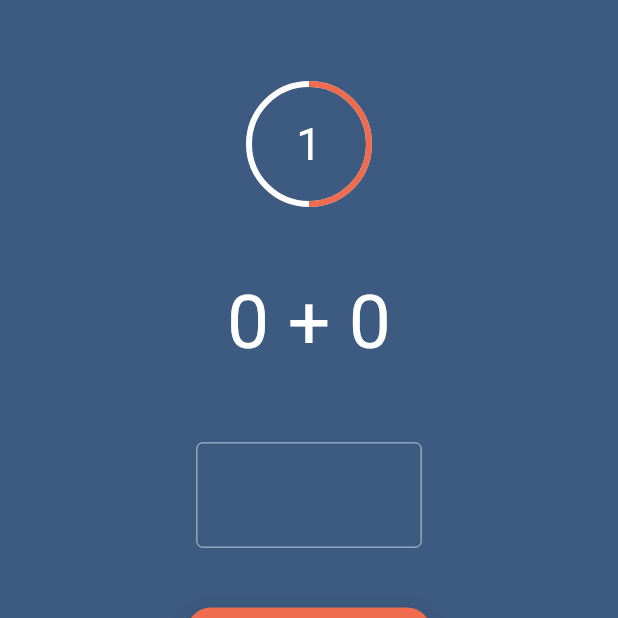
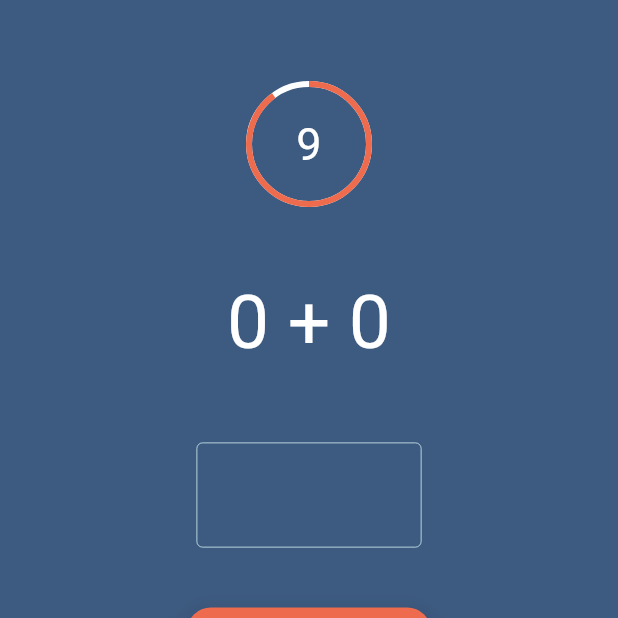
Before and after one commit to carvalho28/explode, a Flutter app: the screen it shows after launch, after a tap on "Start", on a phone screen of 412 x 824 dp, the top half of it. Run offline on Flutter 3.47's test engine with Material 2 defaults, Android fonts, the phone set to English and light mode, and no system bars; our stand-ins replace share_plus, sqflite; accounts and stored records are empty.

```diff
--- /dev/null
+++ b/lib/utilities/game_engine_multiplayer.dart
@@ -0,0 +1,296 @@
+import 'dart:math';
+
+import 'package:explode/constants/general.dart';
+import 'package:explode/utilities/verification_icon.dart';
+import 'package:flutter/material.dart';
+
+class PairExpRes {
+  String s;
+  int x;
+
+  PairExpRes(this.s, this.x);
+}
+
+// widget to present random equations to the user and check if the answer is correct
+class ExpressionGeneratorMultiplayer extends StatefulWidget {
+  const ExpressionGeneratorMultiplayer({
+    super.key,
+    required this.operators,
+    required this.difficulty,
+    required this.skipEnabled,
+    required this.onEndCorrect,
+  });
+
+  final List<String> operators;
+  final String difficulty;
+  final bool skipEnabled;
+  final Function onEndCorrect;
+
+  @override
+  State<ExpressionGeneratorMultiplayer> createState() =>
+      _ExpressionGeneratorMultiplayerState();
+}
+
+class _ExpressionGeneratorMultiplayerState
+    extends State<ExpressionGeneratorMultiplayer> {
+  // variables from the Game class
+  late List<String> operators = widget.operators;
+  late String difficulty = widget.difficulty;
+  late bool skipEnabled = widget.skipEnabled;
+
+  // generate random numbers
+  final Random number1 = Random();
+  final Random number2 = Random();
+  // generate random operators
+  final Random operator = Random();
+  late final TextEditingController _answer = TextEditingController();
+
+  @override
+  void initState() {
+    super.initState();
+  }
+
+  @override
+  void dispose() {
+    _answer.dispose();
+    super.dispose();
+  }
+
+  // funtion to generate a random equation based on the difficulty and operators
+  PairExpRes generateEquation() {
+    String equation = '';
+    int result = 0;
+    switch (difficulty) {
+      case '1':
+        {
+          final int num1 = number1.nextInt(10);
+          final int num2 = number2.nextInt(10);
+          final int op = operator.nextInt(operators.length);
+          equation = '$num1 ${operators[op]} $num2';
+          result = calculateResult(num1, num2, operators[op]);
+        }
+        break;
+      case '2':
+        {
+          final int num1 = number1.nextInt(100);
+          final int num2 = number2.nextInt(100);
+          final int op = operator.nextInt(operators.length);
+          equation = '$num1 ${operators[op]} $num2';
+          result = calculateResult(num1, num2, operators[op]);
+        }
+        break;
+      case '3':
+        {
+          final int num1 = number1.nextInt(1000);
+          final int num2 = number2.nextInt(1000);
+          final int op = operator.nextInt(operators.length);
+          equation = '$num1 ${operators[op]} $num2';
+          result = calculateResult(num1, num2, operators[op]);
+        }
+        break;
+      case '4':
+        {
+          final int num1 = number1.nextInt(10000);
+          final int num2 = number2.nextInt(10000);
+          final int op = operator.nextInt(operators.length);
+          equation = '$num1 ${operators[op]} $num2';
+          result = calculateResult(num1, num2, operators[op]);
+        }
+        break;
+    }
+    return PairExpRes(equation, result);
+  }
+
+  // function to calculate the result of the equation
+  int calculateResult(int num1, int num2, String op) {
+    int result = 0;
+    switch (op) {
+      case '+':
+        result = num1 + num2;
+        break;
+      case '-':
+        result = num1 - num2;
+        break;
+      case '*':
+        result = num1 * num2;
+        break;
+      case '/':
+        if (num2 == 0) {
+          return calculateResult(num1, number2.nextInt(100), op);
+        }
+        result = num1 ~/ num2;
+        break;
+    }
+    return result;
+  }
+
+  // function to check if the answer is correct
+  bool checkAnswer(String answer, int result) {
+    if (int.parse(answer) == result) {
+      return true;
+    } else {
+      return false;
+    }
+  }
+
+  @override
+  Widget build(BuildContext context) {
+    PairExpRes pairEquation = generateEquation();
+    String equation = pairEquation.s;
+    String result = pairEquation.x.toString();
+
+    // print('refreshing game_engine.dart');
+
+    return Center(
+      child: Column(
+        children: [
+          Text(
+            equation,
+            style: const TextStyle(
+              color: Colors.white,
+              fontSize: 50,
+              fontFamily: fontBody,
+            ),
+          ),
+          const SizedBox(
+            height: 50,
+          ),
+          SizedBox(
+            width: 150,
+            height: 70,
+            child: TextField(
+              controller: _answer,
+              // keyboard to allow numbers and negative sign and prevent the user from enterging other characters
+              keyboardType: const TextInputType.numberWithOptions(
+                signed: true,
+                decimal: false,
+              ),
+              autocorrect: false,
+              textAlign: TextAlign.center,
+              // autofocus: true,
+              style: const TextStyle(
+                color: Colors.white,
+                fontSize: 30,
+                fontFamily: fontBody,
+              ),
+              decoration: const InputDecoration(
+                enabledBorder: OutlineInputBorder(
+                  borderSide: BorderSide(
+                    color: quaternaryColor,
+                    // transparent border
+                    width: 0.5,
+                  ),
+                  // border transparency
+                  // borderRadius: BorderRadius.all(Radius.circular(10)),
+                ),
+                // keep border on focus
+                focusedBorder: OutlineInputBorder(
+                  borderSide: BorderSide(color: quaternaryColor),
+                ),
+                // hintText: '?',
+                hintStyle: TextStyle(
+                  color: Colors.white,
+                  fontSize: 25,
+                  fontFamily: fontBody,
+                  // center the hint text
+                ),
+              ),
+            ),
+          ),
+          const SizedBox(
+            height: 40,
+          ),
+          ElevatedButton(
+            style: ElevatedButton.styleFrom(
+              backgroundColor: secondaryColor,
+              foregroundColor: Colors.white,
+              shape: RoundedRectangleBorder(
+                borderRadius: BorderRadius.circular(16.0),
+              ),
+              // button padding
+              padding: const EdgeInsets.symmetric(
+                horizontal: 40,
+                vertical: 10,
+              ),
+              elevation: 15,
+            ),
+            onPressed: () {
+              if (_answer.text.isNotEmpty &&
+                  RegExp(r'^-?[0-9]+$').hasMatch(_answer.text)) {
+                if (checkAnswer(result, int.parse(_answer.text))) {
+                  _answer.clear();
+                  Navigator.of(context).push(
+                    PageRouteBuilder(
+                      opaque: false,
+                      pageBuilder: (BuildContext context, _, __) {
+                        return const VerificationIcon(
+                          correct: true,
+                        );
+                      },
+                    ),
+                  );
+                  const VerificationIcon(correct: true);
+                  widget.onEndCorrect();
+                } else {
+                  _answer.clear();
+                  Navigator.of(context).push(
+                    PageRouteBuilder(
+                      opaque: false,
+                      pageBuilder: (BuildContext context, _, __) {
+                        return const VerificationIcon(
+                          correct: false,
+                        );
+                      },
+                    ),
+                  );
+                }
+              }
+            },
+            child: const Text(
+              'Check',
+              style: TextStyle(
+                color: Colors.white,
+                fontSize: 30,
+                fontFamily: fontBody,
+              ),
+            ),
+          ),
+          const SizedBox(
+            height: 10,
+          ),
+          // if skipEnabled is true, show the skip button else show an empty container
+          if (skipEnabled)
+            ElevatedButton(
+              style: ElevatedButton.styleFrom(
+                backgroundColor: tertiaryColor,
+                foregroundColor: Colors.white,
+                shape: RoundedRectangleBorder(
+                  borderRadius: BorderRadius.circular(16.0),
+                ),
+                // button padding
+                padding: const EdgeInsets.symmetric(
+                  horizontal: 40,
+                  vertical: 10,
+                ),
+                // add shadow to the button
+                elevation: 15,
+              ),
+              onPressed: () {
+                _answer.clear();
+                setState(() {});
+              },
+              child: const Text(
+                'Skip',
+                style: TextStyle(
+                  color: Colors.white,
+                  fontSize: 30,
+                  fontFamily: fontBody,
+                ),
+              ),
+            ),
+          if (!skipEnabled) const SizedBox.shrink(),
+        ],
+      ),
+    );
+  }
+}
--- a/lib/utilities/levels.dart
+++ b/lib/utilities/levels.dart
@@ -1,3 +1,4 @@
+import 'package:explode/utilities/game_engine_multiplayer.dart';
 import 'package:explode/views/game.dart';
 import 'package:flutter/src/widgets/container.dart';
 import 'package:flutter/src/widgets/framework.dart';
@@ -5,9 +6,14 @@ import 'package:flutter/src/widgets/framework.dart';
 import 'game_engine.dart';
 
 class Levels extends StatefulWidget {
-  const Levels({super.key, required this.level});
+  const Levels({
+    super.key,
+    required this.level,
+    required this.correct,
+  });
 
   final int level;
+  final Function correct;
 
   @override
   State<Levels> createState() => _LevelsState();
@@ -25,28 +31,40 @@ class _LevelsState extends State<Levels> {
   @override
   Widget build(BuildContext context) {
     if (_level == 1) {
-      return const ExpressionGenerator(
+      return ExpressionGeneratorMultiplayer(
         operators: ['+', '-'],
         difficulty: '1',
         skipEnabled: false,
+        onEndCorrect: () {
+          widget.correct();
+        },
       );
     } else if (_level == 2) {
-      return const ExpressionGenerator(
-        operators: ['+', '-', 'x'],
+      return ExpressionGeneratorMultiplayer(
+        operators: const ['+', '-', 'x'],
         difficulty: '2',
         skipEnabled: false,
+        onEndCorrect: () {
+          widget.correct();
+        },
       );
     } else if (_level == 3) {
-      return const ExpressionGenerator(
+      return ExpressionGeneratorMultiplayer(
         operators: ['+', '-', 'x', '/'],
         difficulty: '2',
         skipEnabled: false,
+        onEndCorrect: () {
+          widget.correct();
+        },
       );
     } else {
-      return const ExpressionGenerator(
+      return ExpressionGeneratorMultiplayer(
         operators: ['+', '-', 'x', '/'],
         difficulty: '3',
         skipEnabled: false,
+        onEndCorrect: () {
+          widget.correct();
+        },
       );
     }
   }
--- a/lib/views/game_multiplayer.dart
+++ b/lib/views/game_multiplayer.dart
@@ -34,7 +34,7 @@ class _GameMultiplayerState extends State<GameMultiplayer> {
   bool _startClock = false;
 
   // widget of Expression
-  late Widget _expression;
+  // late Widget _expression;
 
   // get timer value from level
   int getTimeFromLevel(int level) {
@@ -56,7 +56,10 @@ class _GameMultiplayerState extends State<GameMultiplayer> {
     _numberOfPlayers = _players.length;
     _scores = List<int>.filled(_numberOfPlayers, 0);
     _timeLevel = getTimeFromLevel(_level);
-    _expression = Levels(level: _level);
+    // _expression = Levels(
+    //   level: _level,
+    //   correct: () {},
+    // );
     super.initState();
 
     WidgetsBinding.instance.addPostFrameCallback((_) async {
@@ -99,7 +102,7 @@ class _GameMultiplayerState extends State<GameMultiplayer> {
               Column(
                 children: [
                   TimerMultiplayer(
-                    startingTime: 2,
+                    startingTime: 10,
                     onEnd: () {
                       // go to next player
                       // if no players left, go to next level
@@ -133,7 +136,14 @@ class _GameMultiplayerState extends State<GameMultiplayer> {
                   ),
                   // present the expression to the player
                   const SizedBox(height: 50),
-                  _expression,
+                  Levels(
+                    level: _level,
+                    correct: () {
+                      setState(() {
+                        _scores[_playerNow] = _scores[_playerNow] + 1;
+                      });
+                    },
+                  ),
                 ],
               ),
           ],
```
